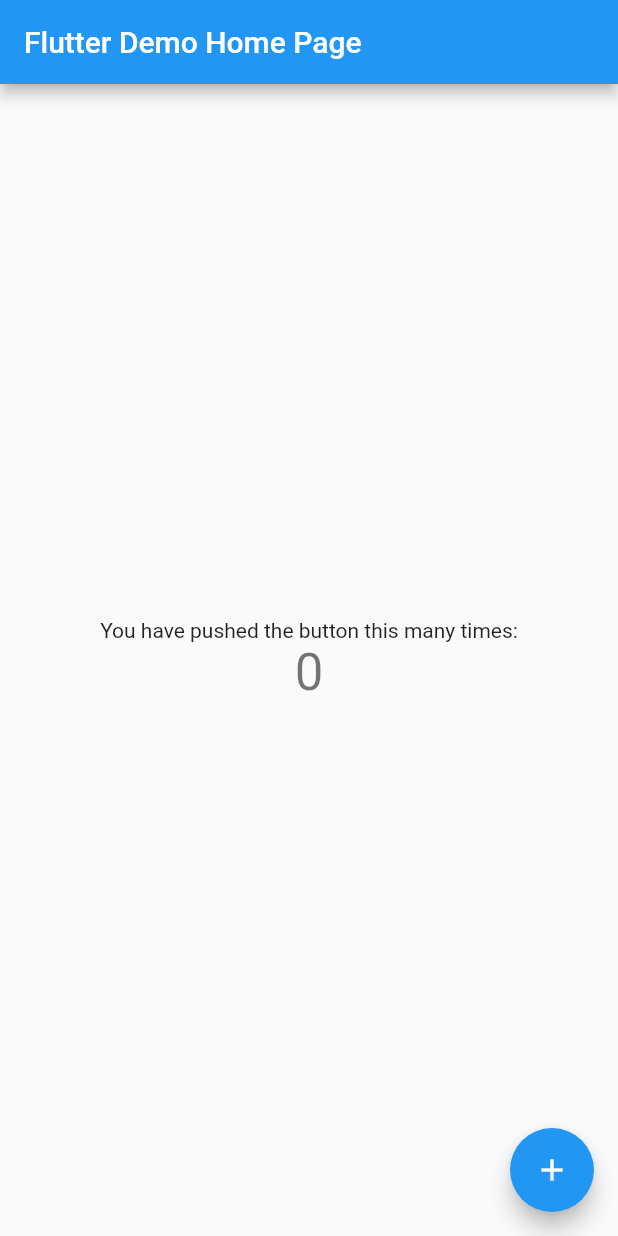
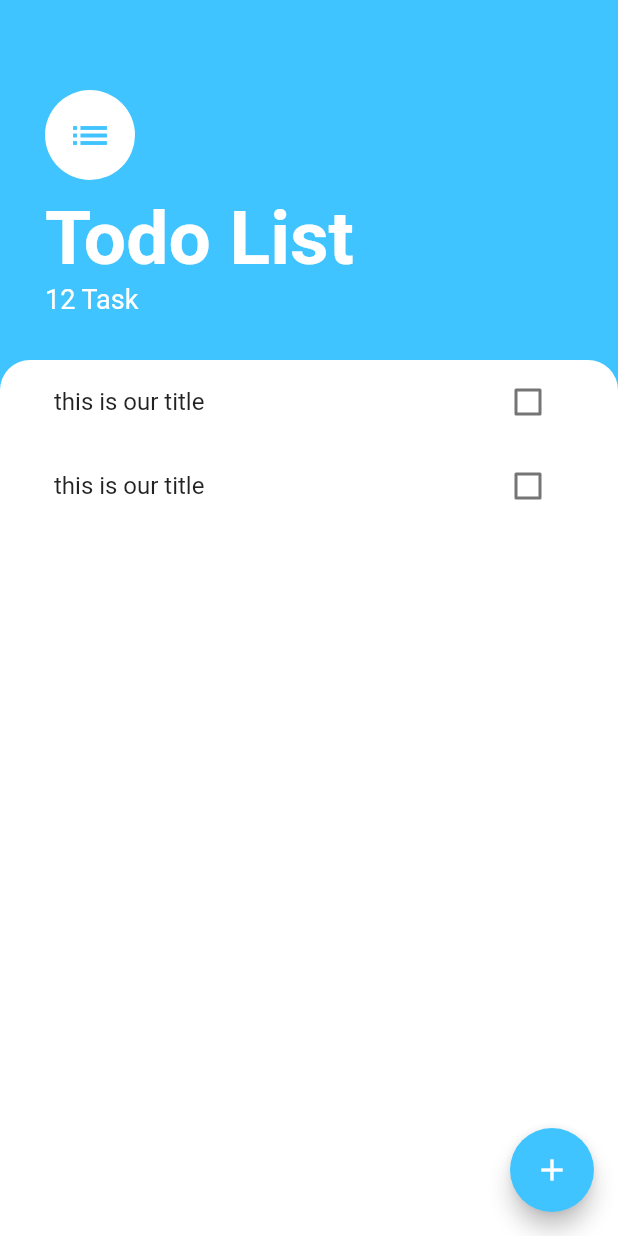
Before and after one commit to sagarannaldas/todo_list_flutter, a Flutter app: the screen it shows after launch, on a phone screen of 412 x 824 dp. Run offline on Flutter 3.47's test engine with Material 2 defaults, Android fonts, the phone set to English and light mode, and no system bars.

Commit message:
1. Added task screen as home in main.dart 2. Refactor code in pubspec.yaml 3. Created screen design in task_screen.dart and added list  of task items in tasks_list.dart and task_tile.dart

```diff
--- a/lib/main.dart
+++ b/lib/main.dart
@@ -1,115 +1,18 @@
 import 'package:flutter/material.dart';
+import 'screens/task_screen.dart';
 
 void main() {
   runApp(const MyApp());
 }
 
 class MyApp extends StatelessWidget {
-  const MyApp({super.key});
+  const MyApp({Key? key}) : super(key: key);
 
-  // This widget is the root of your application.
   @override
   Widget build(BuildContext context) {
-    return MaterialApp(
-      title: 'Flutter Demo',
-      theme: ThemeData(
-        // This is the theme of your application.
-        //
-        // Try running your application with "flutter run". You'll see the
-        // application has a blue toolbar. Then, without quitting the app, try
-        // changing the primarySwatch below to Colors.green and then invoke
-        // "hot reload" (press "r" in the console where you ran "flutter run",
-        // or simply save your changes to "hot reload" in a Flutter IDE).
-        // Notice that the counter didn't reset back to zero; the application
-        // is not restarted.
-        primarySwatch: Colors.blue,
-      ),
-      home: const MyHomePage(title: 'Flutter Demo Home Page'),
+    return const MaterialApp(
+      debugShowCheckedModeBanner: false,
+      home: TaskScreen(),
     );
   }
 }
-
-class MyHomePage extends StatefulWidget {
-  const MyHomePage({super.key, required this.title});
-
-  // This widget is the home page of your application. It is stateful, meaning
-  // that it has a State object (defined below) that contains fields that affect
-  // how it looks.
-
-  // This class is the configuration for the state. It holds the values (in this
-  // case the title) provided by the parent (in this case the App widget) and
-  // used by the build method of the State. Fields in a Widget subclass are
-  // always marked "final".
-
-  final String title;
-
-  @override
-  State<MyHomePage> createState() => _MyHomePageState();
-}
-
-class _MyHomePageState extends State<MyHomePage> {
-  int _counter = 0;
-
-  void _incrementCounter() {
-    setState(() {
-      // This call to setState tells the Flutter framework that something has
-      // changed in this State, which causes it to rerun the build method below
-      // so that the display can reflect the updated values. If we changed
-      // _counter without calling setState(), then the build method would not be
-      // called again, and so nothing would appear to happen.
-      _counter++;
-    });
-  }
-
-  @override
-  Widget build(BuildContext context) {
-    // This method is rerun every time setState is called, for instance as done
-    // by the _incrementCounter method above.
-    //
-    // The Flutter framework has been optimized to make rerunning build methods
-    // fast, so that you can just rebuild anything that needs updating rather
-    // than having to individually change instances of widgets.
-    return Scaffold(
-      appBar: AppBar(
-        // Here we take the value from the MyHomePage object that was created by
-        // the App.build method, and use it to set our appbar title.
-        title: Text(widget.title),
-      ),
-      body: Center(
-        // Center is a layout widget. It takes a single child and positions it
-        // in the middle of the parent.
-        child: Column(
-          // Column is also a layout widget. It takes a list of children and
-          // arranges them vertically. By default, it sizes itself to fit its
-          // children horizontally, and tries to be as tall as its parent.
-          //
-          // Invoke "debug painting" (press "p" in the console, choose the
-          // "Toggle Debug Paint" action from the Flutter Inspector in Android
-          // Studio, or the "Toggle Debug Paint" command in Visual Studio Code)
-          // to see the wireframe for each widget.
-          //
-          // Column has various properties to control how it sizes itself and
-          // how it positions its children. Here we use mainAxisAlignment to
-          // center the children vertically; the main axis here is the vertical
-          // axis because Columns are vertical (the cross axis would be
-          // horizontal).
-          mainAxisAlignment: MainAxisAlignment.center,
-          children: <Widget>[
-            const Text(
-              'You have pushed the button this many times:',
-            ),
-            Text(
-              '$_counter',
-              style: Theme.of(context).textTheme.headline4,
-            ),
-          ],
-        ),
-      ),
-      floatingActionButton: FloatingActionButton(
-        onPressed: _incrementCounter,
-        tooltip: 'Increment',
-        child: const Icon(Icons.add),
-      ), // This trailing comma makes auto-formatting nicer for build methods.
-    );
-  }
-}
--- /dev/null
+++ b/lib/screens/task_screen.dart
@@ -0,0 +1,73 @@
+import 'package:flutter/material.dart';
+import 'package:todo_list_flutter/widgets/tasks_list.dart';
+
+class TaskScreen extends StatelessWidget {
+  const TaskScreen({Key? key}) : super(key: key);
+
+  @override
+  Widget build(BuildContext context) {
+    return Scaffold(
+      floatingActionButton: FloatingActionButton(
+        onPressed: () {},
+        backgroundColor: Colors.lightBlueAccent,
+        child: const Icon(Icons.add),
+      ),
+      backgroundColor: Colors.lightBlueAccent,
+      body: Column(
+        crossAxisAlignment: CrossAxisAlignment.start,
+        children: [
+          Container(
+            padding: const EdgeInsets.only(
+                top: 60.0, left: 30.0, right: 30.0, bottom: 30.0),
+            child: Column(
+              crossAxisAlignment: CrossAxisAlignment.start,
+              children: const [
+                CircleAvatar(
+                  backgroundColor: Colors.white,
+                  radius: 30.0,
+                  child: Icon(
+                    Icons.list,
+                    size: 30.0,
+                    color: Colors.lightBlueAccent,
+                  ),
+                ),
+                SizedBox(
+                  height: 10.0,
+                ),
+                Text(
+                  'Todo List',
+                  style: TextStyle(
+                    color: Colors.white,
+                    fontSize: 50.0,
+                    fontWeight: FontWeight.w700,
+                  ),
+                ),
+                Text(
+                  '12 Task',
+                  style: TextStyle(
+                    color: Colors.white,
+                    fontSize: 18,
+                  ),
+                ),
+              ],
+            ),
+          ),
+          Expanded(
+            child: Container(
+              padding: const EdgeInsets.symmetric(horizontal: 20.0),
+              height: 300.0,
+              decoration: const BoxDecoration(
+                color: Colors.white,
+                borderRadius: BorderRadius.only(
+                  topLeft: Radius.circular(20.0),
+                  topRight: Radius.circular(20.0),
+                ),
+              ),
+              child: TasksList()
+            ),
+          )
+        ],
+      ),
+    );
+  }
+}
--- /dev/null
+++ b/lib/widgets/task_tile.dart
@@ -0,0 +1,13 @@
+import 'package:flutter/material.dart';
+
+class TaskTile extends StatelessWidget {
+  const TaskTile({super.key});
+
+  @override
+  Widget build(BuildContext context) {
+    return ListTile(
+      title: Text('this is our title'),
+      trailing: Checkbox(value: false, onChanged: (onChanged) {}),
+    );
+  }
+}
--- /dev/null
+++ b/lib/widgets/tasks_list.dart
@@ -0,0 +1,19 @@
+import 'package:flutter/material.dart';
+import 'package:todo_list_flutter/widgets/task_tile.dart';
+
+class TasksList extends StatelessWidget {
+  const TasksList({Key? key}) : super(key: key);
+
+  @override
+  Widget build(BuildContext context) {
+    return ListView(
+      children: [
+        TaskTile(),
+        ListTile(
+          title: Text('this is our title'),
+          trailing: Checkbox(value: false, onChanged: (onChanged) {}),
+        ),
+      ],
+    );
+  }
+}
```
Also changed, not shown: pubspec.yaml (+0 -37 lines).
